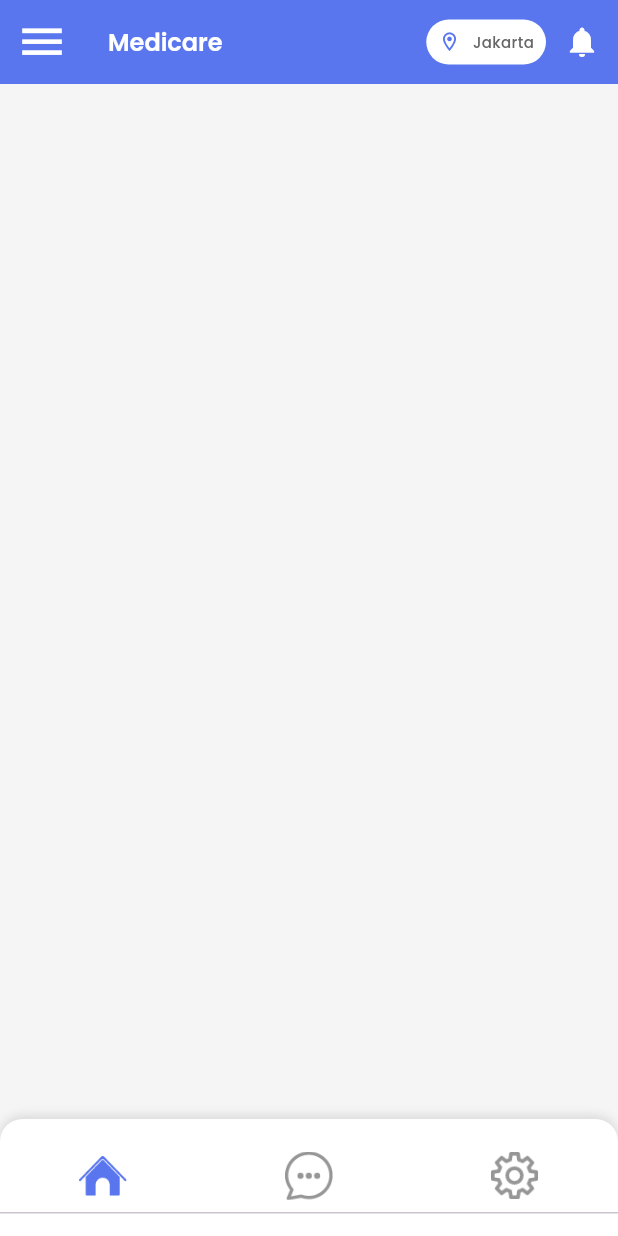
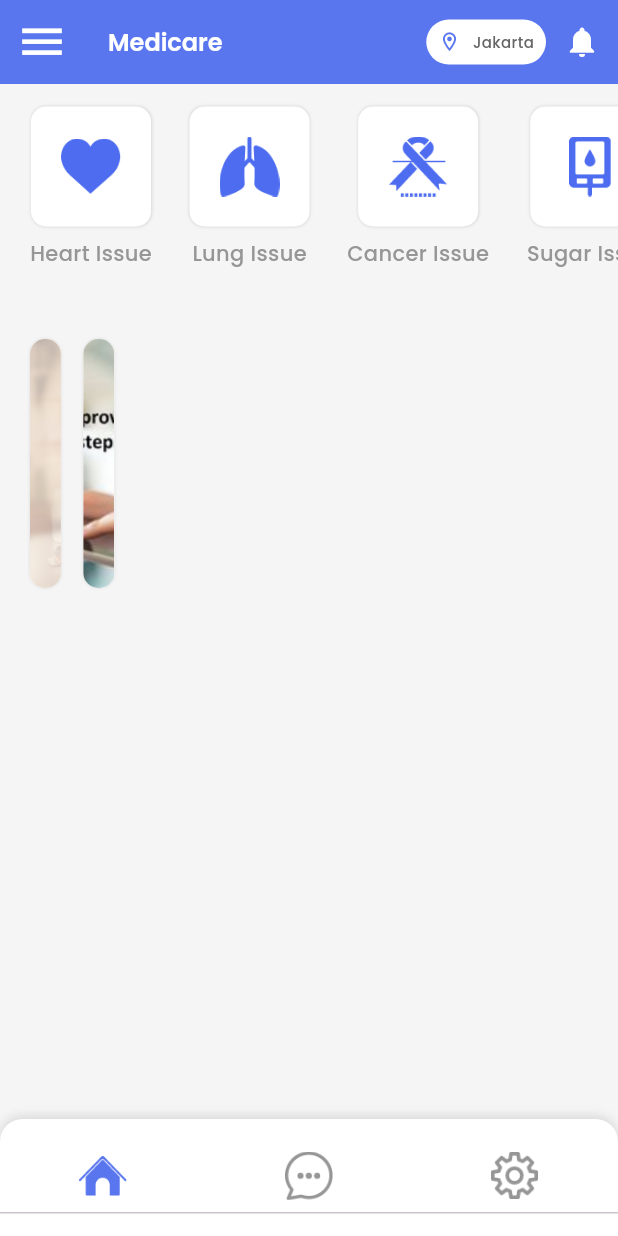
Before and after one commit to IlhamGhaza/flutter_medicare, a Flutter app: the MainTabScreen screen opened directly, on a phone screen of 412 x 824 dp. Run offline on Flutter 3.47's test engine with Material 3 defaults, Android fonts, the phone set to English and light mode, and no system bars; our stand-ins replace flutter_otp_text_field; missing offline and left inert: fl_country_code_picker.

Commit message:
feat(home): add HomeTabScreen

```diff
--- a/lib/main.dart
+++ b/lib/main.dart
@@ -14,7 +14,7 @@
   @override
   Widget build(BuildContext context) {
     return MaterialApp(
-      title: 'Flutter Demo',
+      title: 'Medicare',
       debugShowCheckedModeBanner: false,
       theme: ThemeData(
        fontFamily: "Poppins",
--- /dev/null
+++ b/lib/presentation/home/home_tab_screen.dart
@@ -0,0 +1,121 @@
+import 'package:flutter/material.dart';
+import 'package:flutter_medicare/common_widget/category_button.dart';
+import '../../common/color_extension.dart';
+
+class HomeTabScreen extends StatefulWidget {
+  const HomeTabScreen({super.key});
+
+  @override
+  State<HomeTabScreen> createState() => _HomeTabScreenState();
+}
+
+class _HomeTabScreenState extends State<HomeTabScreen> {
+  List categoryArr = [
+    {
+      "title": "Heart Issue",
+      "icon": "assets/img/heart.png",
+    },
+    {
+      "title": "Lung Issue",
+      "icon": "assets/img/lung.png",
+    },
+    {
+      "title": "Cancer Issue",
+      "icon": "assets/img/cancer.png",
+    },
+    {
+      "title": "Sugar Issue",
+      "icon": "assets/img/sugar.png",
+    },
+    // {
+    //   "title": "Bone Issue",
+    //   "icon": "assets/img/bone.png",
+    // },
+    // {
+    //   "title": "Skin Issue",
+    //   "icon": "assets/img/skin.png",
+    // },
+  ];
+  List adsArr = [
+    {
+      // "title": "Ad 1",
+      "image": "assets/img/ad_1.png",
+    },
+    {
+      // "title": "Ad 2",
+      "image": "assets/img/ad_2.png",
+    }
+  ];
+  @override
+  Widget build(BuildContext context) {
+    return Scaffold(
+      body: SingleChildScrollView(
+        child: Column(
+          crossAxisAlignment: CrossAxisAlignment.start,
+          children: [
+            SizedBox(
+              height: 150,
+              child: ListView.separated(
+                scrollDirection: Axis.horizontal,
+                padding: const EdgeInsets.symmetric(
+                  vertical: 15,
+                  horizontal: 20,
+                ),
+                itemBuilder: (context, index) {
+                  var obj = categoryArr[index];
+                  return CategoryButton(
+                    title: obj["title"],
+                    icon: obj["icon"],
+                    onPressed: () {},
+                  );
+                },
+                separatorBuilder: (context, index) => const SizedBox(
+                  width: 25,
+                ),
+                itemCount: categoryArr.length,
+              ),
+            ),
+            Container(
+              // color: Colors.white,
+              height: context.width * 0.5,
+              child: ListView.separated(
+                scrollDirection: Axis.horizontal,
+                padding: const EdgeInsets.symmetric(
+                  vertical: 20,
+                  horizontal: 20,
+                ),
+                itemBuilder: (context, index) {
+                  var obj = adsArr[index];
+                  return Container(
+                      decoration: BoxDecoration(
+                        borderRadius: BorderRadius.circular(10),
+                        color: Colors.white,
+                        boxShadow: const [
+                          BoxShadow(
+                            color: Colors.black12,
+                            blurRadius: 1,
+                          ),
+                        ],
+                      ),
+                      child: ClipRRect(
+                        borderRadius: BorderRadius.circular(10),
+                        child: Image.asset(
+                          obj["image"],
+                          width: context.width * 0.05,
+                          height: context.width * 0.44,
+                          fit: BoxFit.cover,
+                        ),
+                      ));
+                },
+                separatorBuilder: (context, index) => const SizedBox(
+                  width: 15,
+                ),
+                itemCount: adsArr.length,
+              ),
+            )
+          ],
+        ),
+      ),
+    );
+  }
+}
--- a/lib/presentation/home/main_tab_screen.dart
+++ b/lib/presentation/home/main_tab_screen.dart
@@ -1,4 +1,5 @@
 import 'package:flutter/material.dart';
+import 'package:flutter_medicare/presentation/home/home_tab_screen.dart';
 
 import '../../common/color_extension.dart';
 
@@ -115,7 +116,7 @@ class _MainTabScreenState extends State<MainTabScreen>
             child: TabBarView(
               controller: controller,
               children: [
-                Container(),
+                const HomeTabScreen(),
                 Container(),
                 Container(),
               ],
```
